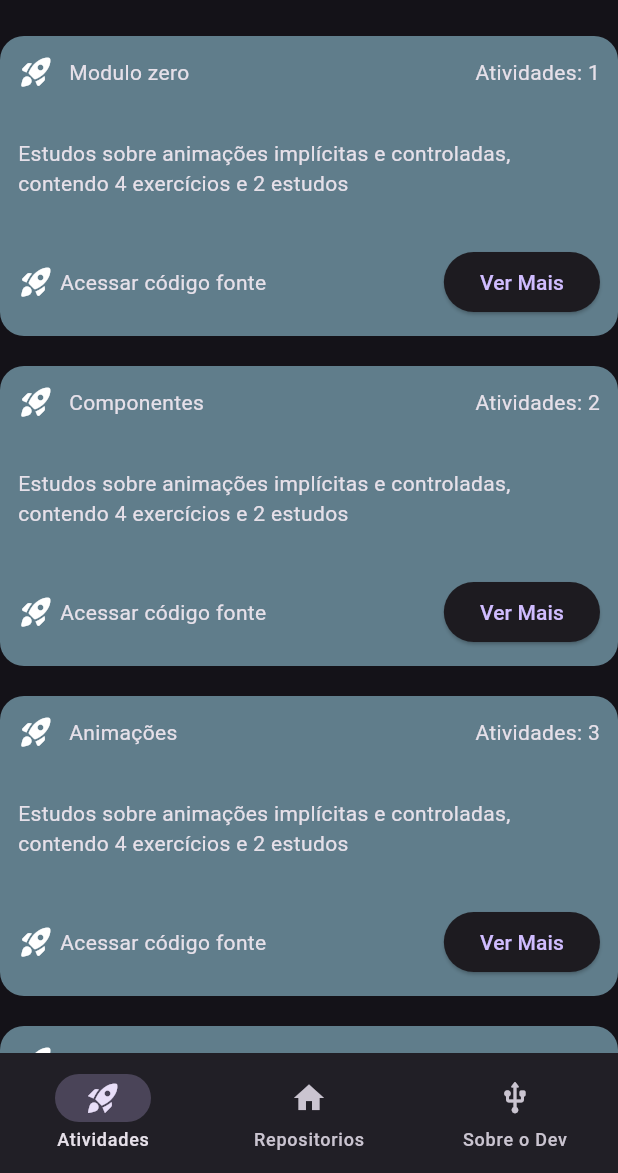
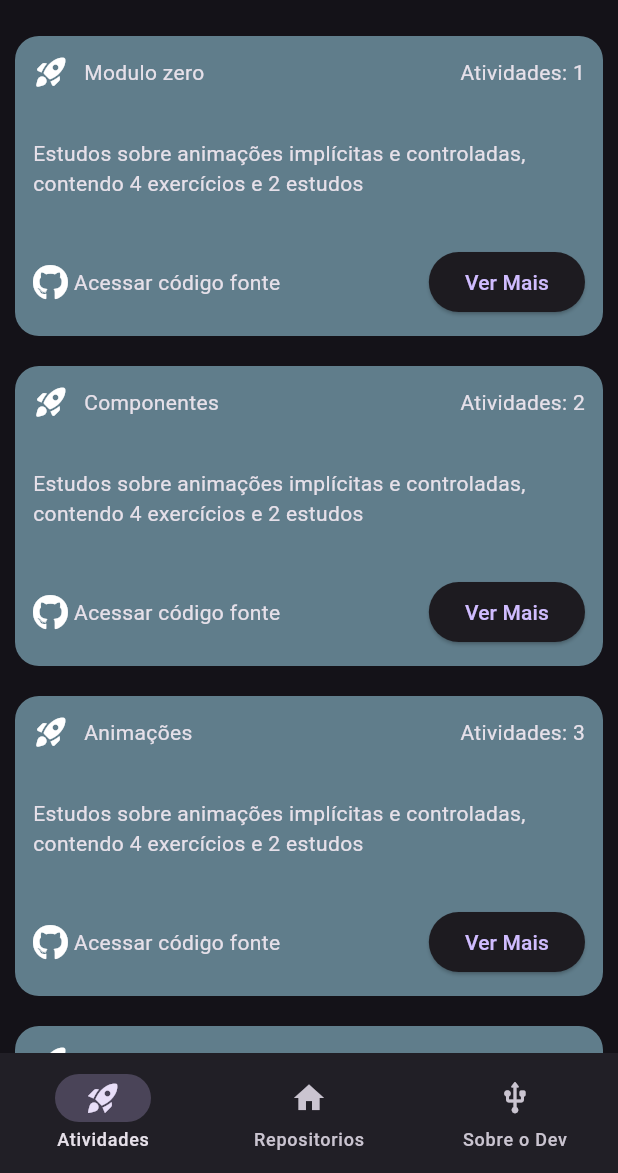
Before and after one commit to RodrigoSabino03/Masterclass-app, a Flutter app: the HomePage screen opened directly, on a phone screen of 412 x 824 dp, the part 63-1236 px from its top. Run offline on Flutter 3.47's test engine with Material 3 defaults, Android fonts, the phone set to English and light mode, and no system bars; our stand-ins replace font_awesome_flutter.

Commit message:
fix card & add github icon

```diff
--- a/lib/card_widget.dart
+++ b/lib/card_widget.dart
@@ -1,4 +1,5 @@
 import 'package:flutter/material.dart';
+import 'package:font_awesome_flutter/font_awesome_flutter.dart';
 
 class CardWidget extends StatefulWidget {
   final String Title;
@@ -30,9 +31,8 @@ class _CardWidgetState extends State<CardWidget> {
           borderRadius: BorderRadius.circular(16),
         ),
         padding: EdgeInsets.all(12),
-        margin: EdgeInsets.only(bottom: 10, top: 10),
+        margin: EdgeInsets.all(10),
         height: 200,
-        width: 380,
         child: Column(
           mainAxisAlignment: MainAxisAlignment.spaceBetween,
           children: [
@@ -56,7 +56,7 @@ class _CardWidgetState extends State<CardWidget> {
                 Row(
                   spacing: 4,
                   children: [
-                    Icon(Icons.rocket_launch_rounded),
+                    FaIcon(FontAwesomeIcons.github),
                     Text("Acessar código fonte"),
                   ],
                 ),
--- a/pubspec.yaml
+++ b/pubspec.yaml
@@ -34,6 +34,7 @@ dependencies:
   # The following adds the Cupertino Icons font to your application.
   # Use with the CupertinoIcons class for iOS style icons.
   cupertino_icons: ^1.0.8
+  font_awesome_flutter: ^10.8.0
 
 dev_dependencies:
   flutter_test:
```
